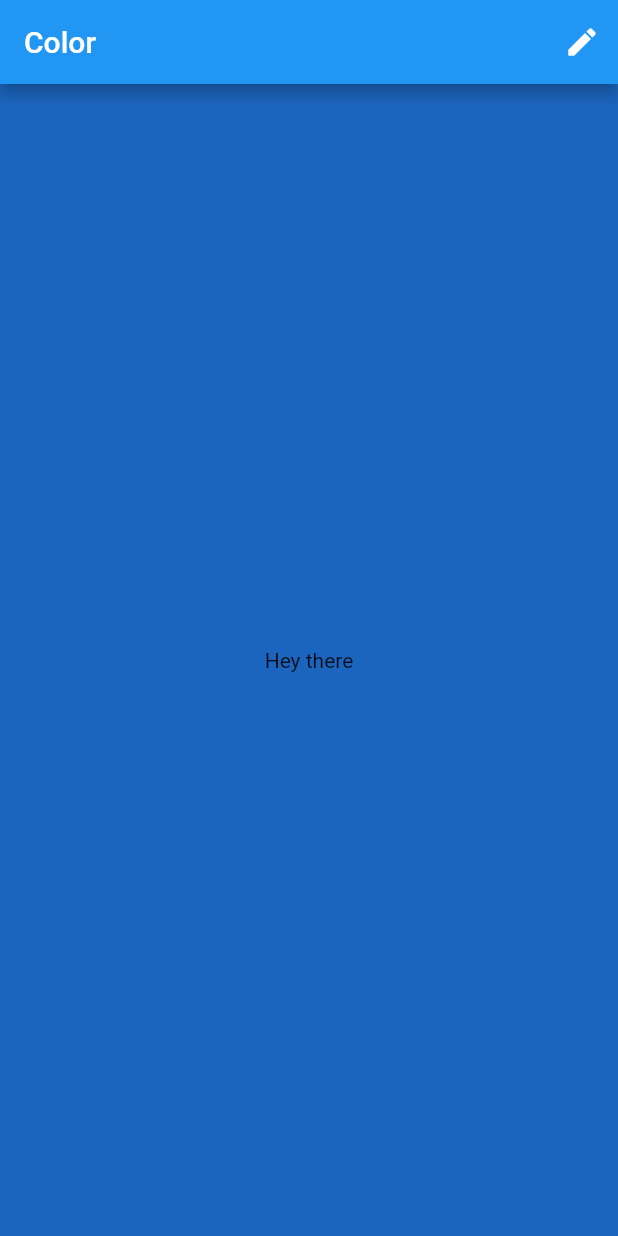
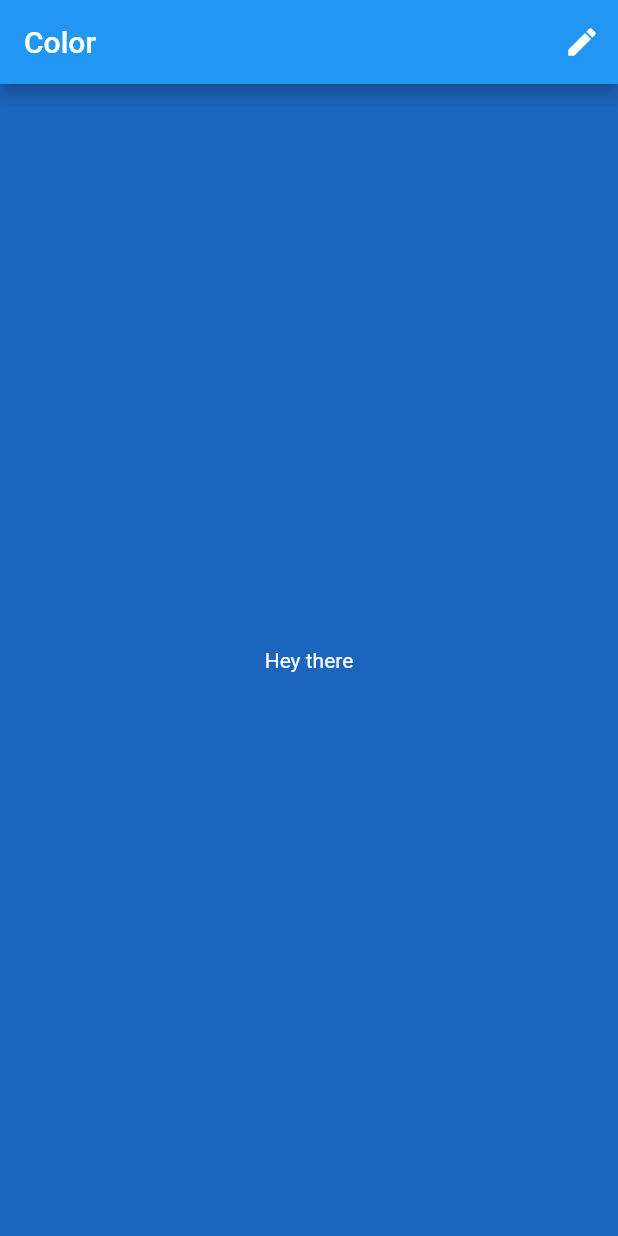
Before and after one commit to Dyska65/solid_test, a Flutter app: the screen it shows after launch, on a phone screen of 412 x 824 dp. Run offline on Flutter 3.47's test engine with Material 2 defaults, Android fonts, the phone set to English and light mode, and no system bars; our stand-ins replace flutter_bloc, flutter_colorpicker.

Commit message:
added change font color

```diff
--- a/lib/cubit/color_cubit.dart
+++ b/lib/cubit/color_cubit.dart
@@ -3,18 +3,24 @@ import 'dart:math';
 import 'package:flutter/material.dart';
 import 'package:flutter_bloc/flutter_bloc.dart';
 
-class ColorCubit extends Cubit<Color> {
-  ColorCubit() : super(Colors.white);
+class ColorCubit extends Cubit<BackgroundColor> {
+  ColorCubit() : super(BackgroundColor(Colors.white));
 
   void generateColor() {
     final random = Random();
     final red = random.nextInt(256);
     final green = random.nextInt(256);
     final blue = random.nextInt(256);
-    emit(Color.fromRGBO(red, green, blue, 1));
+    emit(BackgroundColor(Color.fromRGBO(red, green, blue, 1)));
   }
 
   void changeColor(Color color) {
-    emit(color);
+    emit(BackgroundColor(color));
   }
 }
+
+class BackgroundColor {
+  Color color;
+  bool get isBright => color.red + color.blue + color.green > 382;
+  BackgroundColor(this.color);
+}
--- a/lib/screens/home_screen.dart
+++ b/lib/screens/home_screen.dart
@@ -13,26 +13,31 @@ class HomeScreen extends StatefulWidget {
 class _HomeScreenState extends State<HomeScreen> {
   @override
   Widget build(BuildContext context) {
-    return BlocBuilder<ColorCubit, Color>(
+    return BlocBuilder<ColorCubit, BackgroundColor>(
       builder: (context, color) {
+        print(color.isBright);
         return Scaffold(
           appBar: AppBar(
-            title: const Text('Color'),
+            title: Text('Color'),
             actions: [
               IconButton(
                 onPressed: () {
-                  _showDialog(color);
+                  _showDialog(color.color);
                 },
                 icon: const Icon(Icons.edit),
               )
             ],
           ),
-          backgroundColor: color,
+          backgroundColor: color.color,
           body: GestureDetector(
             behavior: HitTestBehavior.translucent,
             onTap: context.read<ColorCubit>().generateColor,
-            child: const Center(
-              child: Text("Hey there"),
+            child: Center(
+              child: Text(
+                "Hey there",
+                style: TextStyle(
+                    color: color.isBright ? Colors.black : Colors.white),
+              ),
             ),
           ),
         );
```
Also changed, not shown: 1 other file.
